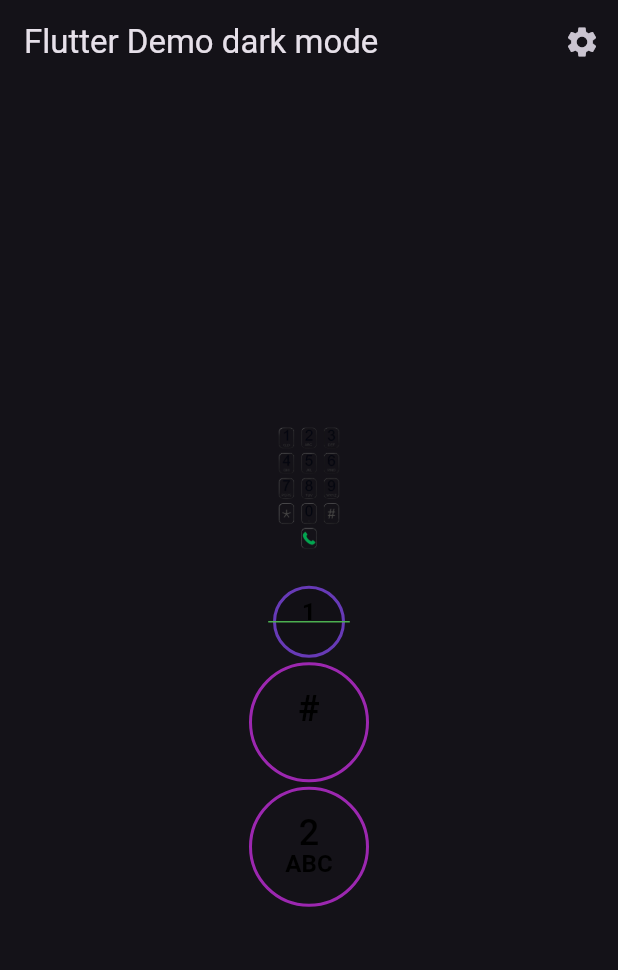
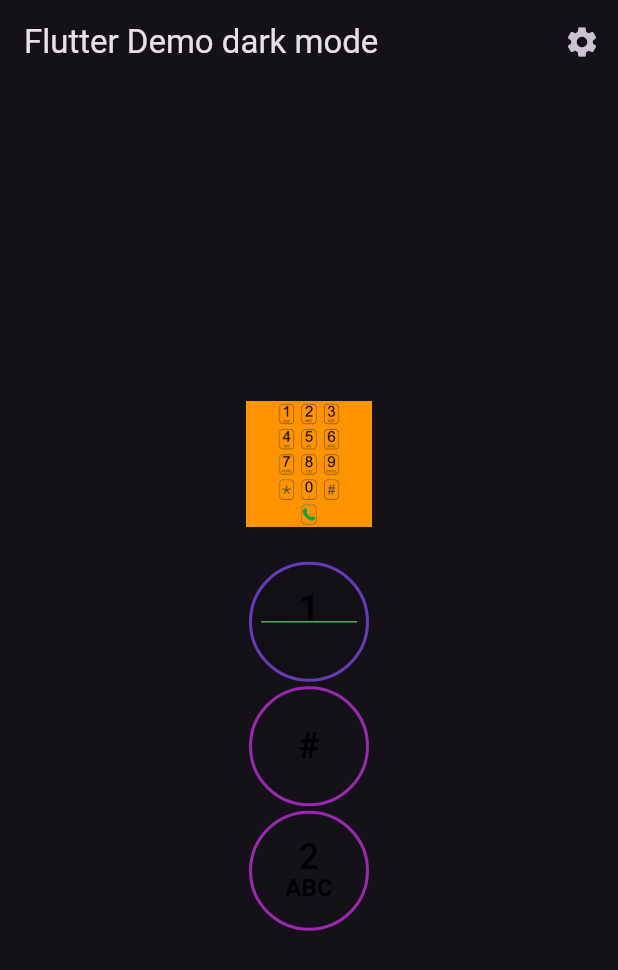
Before and after one commit to GitHubStuff/ui_dialerbutton_flutter, a Flutter app: the screen it shows after launch, on a phone screen of 412 x 824 dp. Shown: the top 970 px of the screen. Run offline on Flutter 3.47's test engine with Material 3 defaults, Android fonts, the phone set to English and light mode, and no system bars; our stand-ins replace gap; missing offline and left inert: ui_haptics_flutter; generated files the repository leaves out were written again.

Commit message:
Changed icon; fixed positioning

```diff
--- a/example/lib/screens/initial_screen.dart
+++ b/example/lib/screens/initial_screen.dart
@@ -1,6 +1,7 @@
 import 'package:flutter/material.dart';
 import 'package:gap/gap.dart';
 import 'package:ui_dialerbutton_flutter/source/dialer_button.dart';
+import 'package:ui_haptics_flutter/ui_haptics_flutter.dart';
 
 import '../gen/assets.gen.dart';
 
@@ -53,16 +54,16 @@ class InitialScreen extends StatelessWidget {
           const Gap(15.0),
           DialerButton(
             topWidget: const Text('1',
-                style: TextStyle(fontSize: 16, fontWeight: FontWeight.bold)),
-            bottomWidget: const Text('',
-                style: TextStyle(fontSize: 10, fontWeight: FontWeight.bold)),
-            diameter: 48.0,
+                style: TextStyle(fontSize: 24, fontWeight: FontWeight.bold)),
+            bottomWidget: const SizedBox.shrink(),
+            diameter: 80.0,
             borderColor: Colors.deepPurple, // Example usage
             backgroundColor: Colors.black.withOpacity(0.1), // Example usage
             splashColor: Colors.green.withOpacity(0.1), // Example usage
             lineColor: Colors.green,
 
-            onPressed: () {
+            onTapUp: (details) {
+              HapticFeedbackEnum.lightImpact.haptic;
               const snackBar = SnackBar(
                 content: Text('🤣 That Tickles!'),
                 duration: Duration(milliseconds: 500),
@@ -77,7 +78,7 @@ class InitialScreen extends StatelessWidget {
                 style: TextStyle(fontSize: 24, fontWeight: FontWeight.bold)),
             bottomWidget: null,
             borderColor: Colors.purple,
-            onPressed: () {
+            onTapUp: (details) {
               const snackBar = SnackBar(
                 content: Text('🤣 That Tickles!'),
                 duration: Duration(milliseconds: 500),
@@ -95,9 +96,12 @@ class InitialScreen extends StatelessWidget {
             bottomWidget: const Text('ABC',
                 style: TextStyle(fontSize: 16, fontWeight: FontWeight.bold)),
             borderColor: Colors.purple,
-            onPressed: () {
+            onTapDown: (details) {
+              HapticFeedbackEnum.heavyImpact.haptic;
+            },
+            onTapUp: (details) {
               const snackBar = SnackBar(
-                content: Text('🤣 That Tickles!'),
+                content: Text('🤣 HeeHee, That Tickles!'),
                 duration: Duration(milliseconds: 500),
                 behavior: SnackBarBehavior.floating,
               );
--- a/example/pubspec.yaml
+++ b/example/pubspec.yaml
@@ -15,7 +15,8 @@ dependencies:
   gap: ^3.0.1 # Add a gap between widgets regardless of direction (vertical/horizontal).
   ui_extensions_flutter:
     git: https://github.com/GitHubStuff/ui_extensions_flutter.git
-
+  ui_haptics_flutter:
+    git: https://github.com/GitHubStuff/ui_haptics_flutter.git
   ui_dialerbutton_flutter:
     path: ../../ui_dialerbutton_flutter
 
--- a/lib/source/dialer_button.dart
+++ b/lib/source/dialer_button.dart
@@ -3,7 +3,8 @@ import 'package:flutter/material.dart';
 class DialerButton extends StatefulWidget {
   final Widget topWidget;
   final Widget? bottomWidget;
-  final VoidCallback? onPressed;
+  final Function(TapUpDetails)? onTapUp;
+  final Function(TapDownDetails)? onTapDown;
   final double diameter;
   final Color lineColor;
   final Color borderColor;
@@ -14,7 +15,8 @@ class DialerButton extends StatefulWidget {
     super.key,
     required this.topWidget,
     this.bottomWidget,
-    this.onPressed,
+    this.onTapUp,
+    this.onTapDown,
     this.diameter = 80.0,
     this.lineColor = Colors.transparent,
     this.borderColor = Colors.transparent,
@@ -38,11 +40,13 @@ class _DialerButtonState extends State<DialerButton> {
   }
 
   void _calculateSizes() {
-    final RenderBox renderBoxTop =
-        topKey.currentContext?.findRenderObject() as RenderBox;
+    final RenderObject? renderObjectTop =
+        topKey.currentContext?.findRenderObject();
+    if (renderObjectTop is RenderBox) {
       topWidgetHeight =
-        renderBoxTop.size.height; // Get the height of the top widget
+          renderObjectTop.size.height; // Get the height of the top widget
       setState(() {}); // Trigger a rebuild with the new height
+    }
   }
 
   @override
@@ -66,11 +70,20 @@ class _DialerButtonState extends State<DialerButton> {
               MaterialStateProperty.all(Size(widget.diameter, widget.diameter)),
           elevation: MaterialStateProperty.all(0.0),
           overlayColor: MaterialStateProperty.all(widget.splashColor)),
-      onPressed: widget.onPressed,
+      onPressed: () {}, //Use an empty onPressed make interactive
+      child: GestureDetector(
+        onTapDown: (topDownDetails) {
+          if (widget.onTapDown != null) widget.onTapDown!(topDownDetails);
+        },
+        onTapUp: (tapUpDetails) {
+          if (widget.onTapUp != null) widget.onTapUp!(tapUpDetails);
+        },
         child: Stack(
           alignment: Alignment.center,
           children: [
-          Positioned(
+            (widget.bottomWidget == null)
+                ? Center(child: widget.topWidget)
+                : Positioned(
                     top: topWidgetOffset,
                     child: SizedBox(
                       key: topKey,
@@ -91,6 +104,7 @@ class _DialerButtonState extends State<DialerButton> {
               ),
             ),
           ],
+        ),
       ),
     );
   }
```
Also changed, not shown: example/assets/images/phonedialer1024x1024.png, 39 other files. Lines whose indentation alone changed are shown as unchanged.
